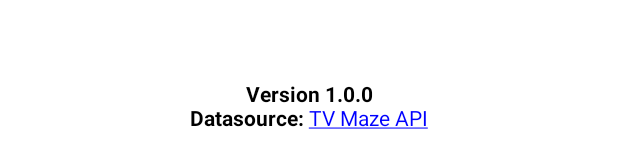
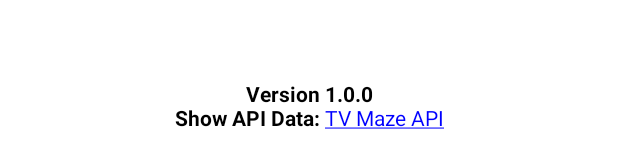
Before and after one commit to pacbittencourt0/mytvapp, an Android app built with Jetpack Compose: the @Preview function AboutScreen, on a phone screen of 412 x 824 dp. Shown: the part 511-679 px from the top of the screen. Run offline under Robolectric (Android 15) with nearby library versions, the phone set to English and light mode, and no system bars.

Commit message:
General adjustments

```diff
--- a/app/src/main/kotlin/com/pacbittencourt/mytv/data/repository/NextEpisodeRepositoryDefault.kt
+++ b/app/src/main/kotlin/com/pacbittencourt/mytv/data/repository/NextEpisodeRepositoryDefault.kt
@@ -1,6 +1,6 @@
 package com.pacbittencourt.mytv.data.repository
 
-import com.pacbittencourt.mytv.Util.addZeroLeft
+import com.pacbittencourt.mytv.util.StringUtils.addZeroLeft
 import com.pacbittencourt.mytv.data.model.NextEpisodeModel
 import com.pacbittencourt.mytv.database.dao.EpisodeDao
 import com.pacbittencourt.mytv.database.dao.NextDao
--- a/app/src/main/kotlin/com/pacbittencourt/mytv/navigation/MyTvNavHost.kt
+++ b/app/src/main/kotlin/com/pacbittencourt/mytv/navigation/MyTvNavHost.kt
@@ -4,14 +4,14 @@ import androidx.compose.runtime.Composable
 import androidx.compose.ui.Modifier
 import androidx.navigation.NavHostController
 import androidx.navigation.compose.NavHost
+import com.pacbittencourt.mytv.ui.about.aboutScreen
+import com.pacbittencourt.mytv.ui.nextepisodes.episodesRoute
 import com.pacbittencourt.mytv.ui.nextepisodes.tvShowsScreen
-import com.pacbittencourt.mytv.ui.about.aboutScreen
-import com.pacbittencourt.mytv.ui.search.searchRoute
 import com.pacbittencourt.mytv.ui.search.searchScreen
 
 @Composable
 fun MyTvNavHost(navController: NavHostController, modifier: Modifier) {
-    NavHost(modifier = modifier, navController = navController, startDestination = searchRoute) {
+    NavHost(modifier = modifier, navController = navController, startDestination = episodesRoute) {
         tvShowsScreen()
         searchScreen()
         aboutScreen()
--- a/app/src/main/kotlin/com/pacbittencourt/mytv/ui/about/AboutScreen.kt
+++ b/app/src/main/kotlin/com/pacbittencourt/mytv/ui/about/AboutScreen.kt
@@ -12,6 +12,7 @@ import androidx.compose.ui.Alignment
 import androidx.compose.ui.Modifier
 import androidx.compose.ui.graphics.Color
 import androidx.compose.ui.platform.LocalUriHandler
+import androidx.compose.ui.res.stringResource
 import androidx.compose.ui.text.SpanStyle
 import androidx.compose.ui.text.buildAnnotatedString
 import androidx.compose.ui.text.font.FontWeight
@@ -19,6 +20,7 @@ import androidx.compose.ui.text.style.TextDecoration
 import androidx.compose.ui.text.withStyle
 import androidx.compose.ui.tooling.preview.Preview
 import com.pacbittencourt.mytv.BuildConfig
+import com.pacbittencourt.mytv.R
 
 @Preview(showSystemUi = true, showBackground = true)
 @Composable
@@ -30,21 +32,27 @@ fun AboutScreen() {
     ) {
         val version = BuildConfig.VERSION_NAME
         Text(
-            text = "Version $version",
+            text = stringResource(id = R.string.app_version, version),
             fontWeight = FontWeight.Bold
         )
         Row {
             val tvMaze = buildAnnotatedString {
                 withStyle(style = SpanStyle(fontWeight = FontWeight.Bold)) {
-                    append("Datasource: ")
+                    append(stringResource(id = R.string.app_datasource_label))
                 }
-                withStyle(style = SpanStyle(color = Color.Blue, textDecoration = TextDecoration.Underline)) {
-                    append("TV Maze API")
+                withStyle(
+                    style = SpanStyle(
+                        color = Color.Blue,
+                        textDecoration = TextDecoration.Underline
+                    )
+                ) {
+                    append(stringResource(id = R.string.app_datasource_value))
                 }
             }
             val uriHandler = LocalUriHandler.current
+            val url = stringResource(id = R.string.app_datasource_url)
             ClickableText(text = tvMaze, style = LocalTextStyle.current, onClick = {
-                uriHandler.openUri("https://www.tvmaze.com")
+                uriHandler.openUri(url)
             })
         }
     }
--- a/app/src/main/kotlin/com/pacbittencourt/mytv/ui/theme/MyTvBottomBar.kt
+++ b/app/src/main/kotlin/com/pacbittencourt/mytv/ui/theme/MyTvBottomBar.kt
@@ -3,11 +3,14 @@ package com.pacbittencourt.mytv.ui.theme
 import androidx.compose.material3.BottomAppBar
 import androidx.compose.material3.Icon
 import androidx.compose.material3.NavigationBarItem
+import androidx.compose.material3.NavigationBarItemDefaults
 import androidx.compose.material3.Text
 import androidx.compose.runtime.Composable
+import androidx.compose.ui.res.colorResource
 import androidx.compose.ui.res.stringResource
 import androidx.navigation.NavDestination
 import androidx.navigation.NavDestination.Companion.hierarchy
+import com.pacbittencourt.mytv.R
 import com.pacbittencourt.mytv.navigation.TopLevelDestination
 
 @Composable
@@ -26,6 +29,9 @@ fun MyTvBottomAppBar(
                 onClick = {
                     onItemClick(destination)
                 },
+                colors = NavigationBarItemDefaults.colors(
+                    indicatorColor = colorResource(id = R.color.blue_200)
+                ),
                 icon = {
                     Icon(
                         imageVector = destination.icon,
--- a/app/src/main/kotlin/com/pacbittencourt/mytv/Util.kt
+++ b/app/src/main/kotlin/com/pacbittencourt/mytv/util/StringUtils.kt
@@ -1,6 +1,6 @@
-package com.pacbittencourt.mytv
+package com.pacbittencourt.mytv.util
 
-object Util {
+object StringUtils {
     fun addZeroLeft(number: Int): String {
         if (number in 1..9) {
             return "0$number"
--- a/app/src/main/res/values/strings.xml
+++ b/app/src/main/res/values/strings.xml
@@ -3,4 +3,20 @@
     <string name="bottom_menu_search">Search</string>
     <string name="bottom_menu_tv_shows">TV Shows</string>
     <string name="bottom_menu_about">About</string>
+
+    <string name="app_version">Version %1$s</string>
+    <string name="app_datasource_label">Show API Data:&#160;</string>
+    <string name="app_datasource_value">TV Maze API</string>
+    <string name="app_datasource_url">https://www.tvmaze.com</string>
+
+    <string name="states_something_wrong">Something went wrong</string>
+    <string name="states_try_again">Try again later</string>
+
+    <string name="episodes_no_show_yet">You haven\'t added any series yet!</string>
+    <string name="episodes_go_to_search">Go to search and add your first series!</string>
+    <string name="episodes_watch_next">WATCH LIST</string>
+
+    <string name="search_searchbar_hint">Search</string>
+    <string name="search_no_results">No results were found!</string>
+    <string name="search_search_your_shows">Search and add your favorite series!</string>
 </resources>
```
Also changed, not shown: app/src/main/kotlin/com/pacbittencourt/mytv/ui/components/States.kt (+4 -3 lines), app/src/main/kotlin/com/pacbittencourt/mytv/ui/nextepisodes/EpisodesScreen.kt (+30 -18 lines), app/src/main/kotlin/com/pacbittencourt/mytv/ui/search/SearchScreen.kt (+5 -4 lines), app/src/main/kotlin/com/pacbittencourt/mytv/ui/theme/Color.kt (+6 -6 lines), app/src/main/kotlin/com/pacbittencourt/mytv/ui/theme/Theme.kt (+6 -6 lines), app/src/main/res/values/colors.xml (+4 -3 lines).
